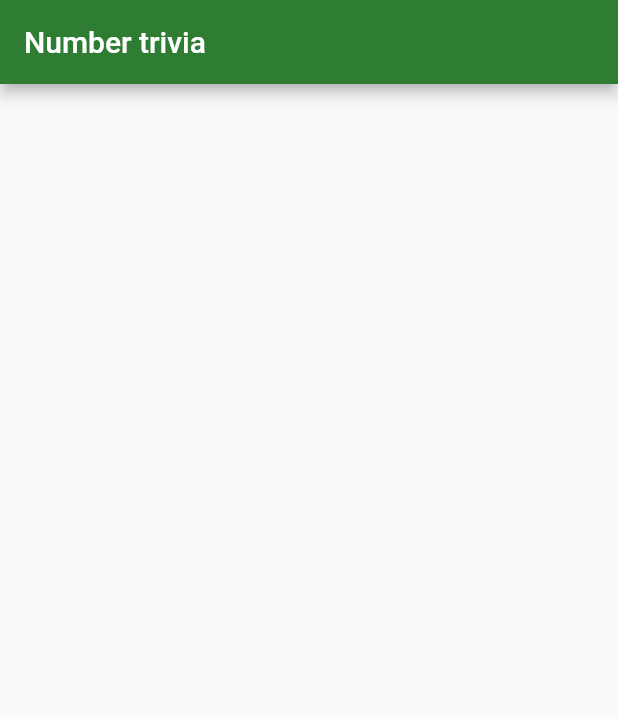
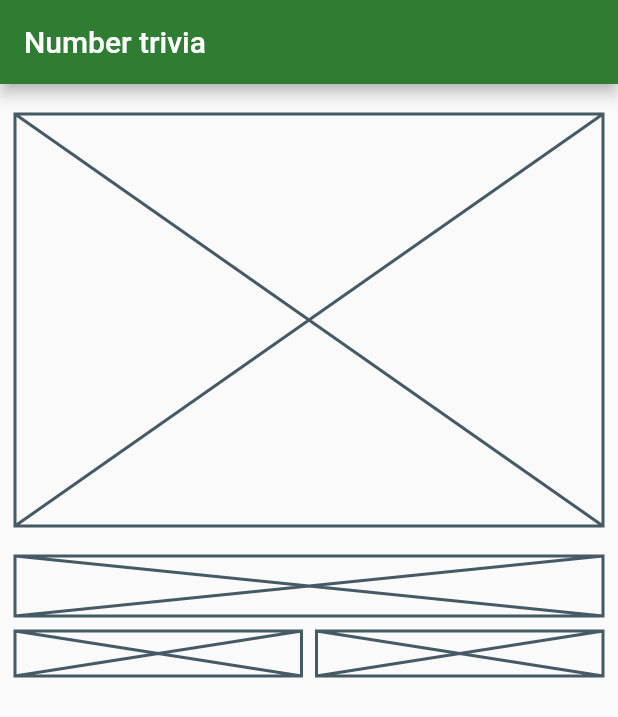
Before and after one commit to akoua/learnTDDFlutterApp, a Flutter app: the screen it shows after launch, on a phone screen of 412 x 824 dp. Shown: the top 717 px of the screen. Run offline on Flutter 3.47's test engine with Material 2 defaults, Android fonts, the phone set to English and light mode, and no system bars; our stand-ins replace bloc, dartz, data_connection_checker, equatable, flutter_bloc, get_it and 1 more.

Commit message:
refactoring Services Locator

```diff
--- a/lib/features/presentation/pages/trivia_number_page.dart
+++ b/lib/features/presentation/pages/trivia_number_page.dart
@@ -1,12 +1,58 @@
 import 'package:flutter/material.dart';
 import 'package:flutter/widgets.dart';
 import 'package:flutter_bloc/flutter_bloc.dart';
+import 'package:trivia_number_new/features/presentation/bloc/bloc/trivia_number_bloc.dart';
+
+import '../../../injection_container.dart';
 
 class TriviaNumberPage extends StatelessWidget {
   @override
   Widget build(BuildContext context) {
     return Scaffold(
       appBar: AppBar(title: Text("Number trivia")),
+      body: buildBody(context),
     );
   }
 }
+
+buildBody(BuildContext context) {
+  return BlocProvider(
+      create: (BuildContext context) => sl<TriviaNumberBloc>(),
+      child: Padding(
+        padding: const EdgeInsets.all(10),
+        child: Column(
+          children: <Widget>[
+            SizedBox(height: 10),
+            // Top half
+            Container(
+              // Third of the size of the screen
+              height: MediaQuery.of(context).size.height / 3,
+              // Message Text widgets / CircularLoadingIndicator
+              child: Placeholder(),
+            ),
+            SizedBox(height: 20),
+            // Bottom half
+            Column(
+              children: <Widget>[
+                // TextField
+                Placeholder(fallbackHeight: 40),
+                SizedBox(height: 10),
+                Row(
+                  children: <Widget>[
+                    Expanded(
+                      // Search concrete button
+                      child: Placeholder(fallbackHeight: 30),
+                    ),
+                    SizedBox(width: 10),
+                    Expanded(
+                      // Random button
+                      child: Placeholder(fallbackHeight: 30),
+                    )
+                  ],
+                ),
+              ],
+            ),
+          ],
+        ),
+      ));
+}
--- a/lib/main.dart
+++ b/lib/main.dart
@@ -4,7 +4,7 @@ import 'injection_container.dart' as di;
 
 void main() async {
   //Nous ajoutons le localisateur de service au debut de l'application
-  await di.init();
+  di.init();
   runApp(MyApp());
 }
 
--- a/pubspec.yaml
+++ b/pubspec.yaml
@@ -31,7 +31,7 @@ dependencies:
   data_connection_checker: ^0.3.4
   http: ^0.12.1
   shared_preferences: ^0.5.7+1
-  flutter_appauth: ^0.8.3
+  # flutter_appauth: ^0.8.3
 
   # The following adds the Cupertino Icons font to your application.
   # Use with the CupertinoIcons class for iOS style icons.
```
Also changed, not shown: lib/injection_container.dart (+11 -9 lines), pubspec.lock.
